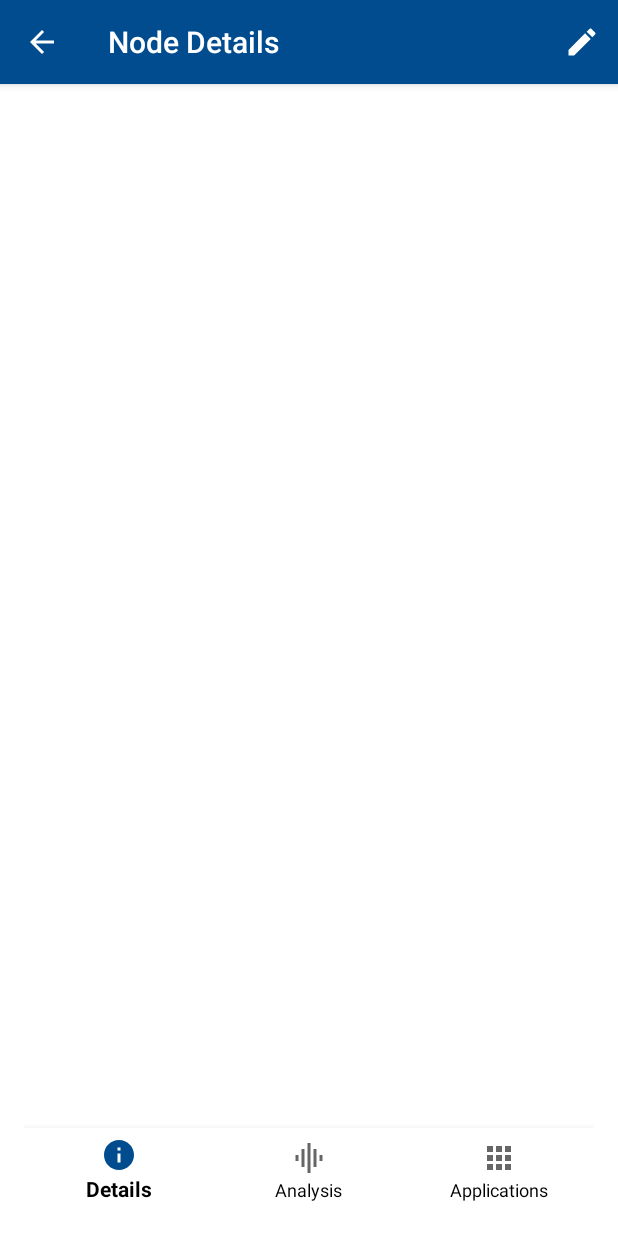
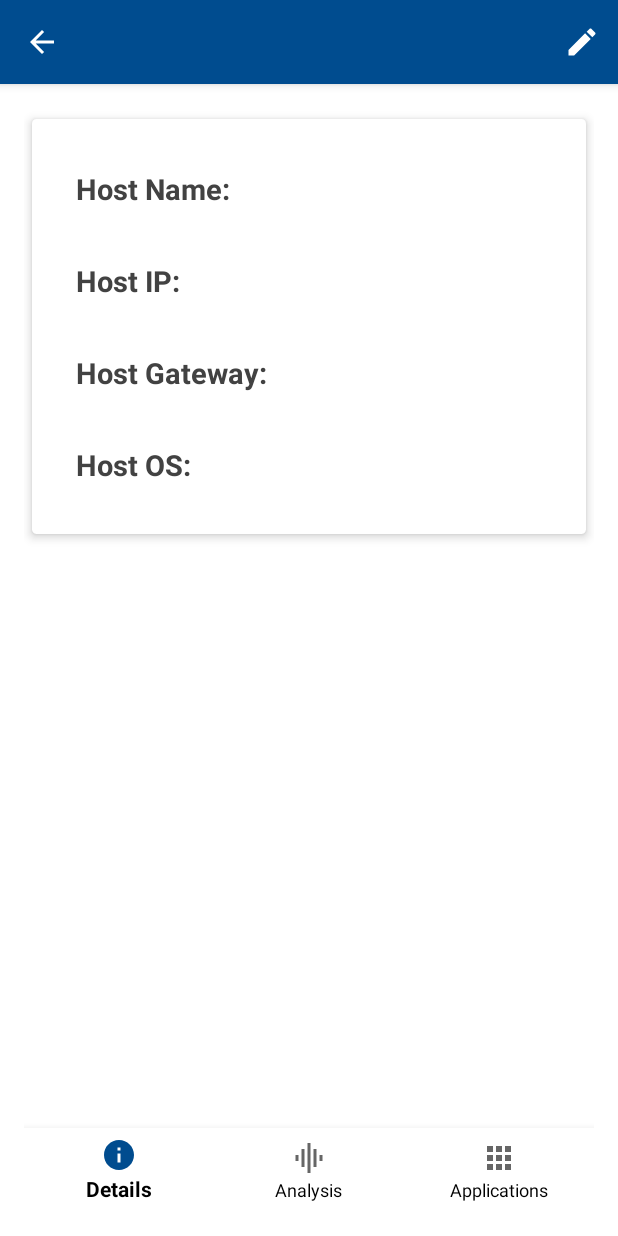
Before and after one commit to callmead/Android-CyVID, an Android app: the NodeDetail screen opened directly, with no data from a screen before it, on a phone screen of 412 x 824 dp. Run offline under Robolectric (Android 15) with nearby library versions, the phone set to English and light mode, and no system bars.

Commit message:
updated node fragment detail view

```diff
--- a/app/src/main/java/com/example/cyvid/AddApplication.java
+++ b/app/src/main/java/com/example/cyvid/AddApplication.java
@@ -2,11 +2,19 @@ package com.example.cyvid;
 
 import androidx.appcompat.app.AppCompatActivity;
 
+import android.content.Intent;
+import android.content.SharedPreferences;
 import android.os.AsyncTask;
 import android.os.Bundle;
+import android.util.Log;
 import android.view.View;
 import android.widget.Button;
 import android.widget.EditText;
+import android.widget.Toast;
+
+import java.lang.reflect.Array;
+import java.util.ArrayList;
+import java.util.List;
 
 public class AddApplication extends AppCompatActivity {
 
@@ -20,7 +28,7 @@ public class AddApplication extends AppCompatActivity {
         setContentView(R.layout.activity_add_application);
 
         appName = findViewById(R.id.et_application_name);
-        appName = findViewById(R.id.et_appVersion);
+        appVersion = findViewById(R.id.et_appVersion);
 
         btnCancel = findViewById(R.id.btnCancelApp);
         btnSave = findViewById(R.id.btn_saveApp);
@@ -42,10 +50,20 @@ public class AddApplication extends AppCompatActivity {
                     }
                 });
 
-                final String doc = "{\"AppName\":\"" + appName.getText().toString() + "\", \"AppVersion\": \""+ appVersion.getText().toString() +"\"}";
-//                new JsonTask().execute("http://70.120.225.91:5000/CyVID_functions/add/test_db/" + doc);
-//                finish();
+                final String doc = "{\"applications\":\"" + appName.getText().toString() + " " + appVersion.getText().toString() +"\"}";
 
+                SharedPreferences bb = getSharedPreferences("sharedPrefs", 0);
+
+                String id = bb.getString("id", "");
+
+                DataBase db = new DataBase();
+
+                String test = "http://70.120.225.91:5000/CyVID_functions/add/" + db.db + "/" + id + "/" + doc;
+                Log.i("AddApplications", test);
+                new JsonTask().execute("http://70.120.225.91:5000/CyVID_functions/add/" + db.db + "/" + id + "/" + doc);
+
+                Log.i("AddApplications", id);
+                finish();
             }
         });
     }
--- a/app/src/main/java/com/example/cyvid/AddNode.java
+++ b/app/src/main/java/com/example/cyvid/AddNode.java
@@ -59,9 +59,12 @@ public class AddNode extends AppCompatActivity {
                     }
                 });
 
+                DataBase db = new DataBase();
+
                 final String doc = "{\"HostName\":\"" + hostName.getText().toString() + "\", \"HostIP\": \""+ hostIP.getText().toString() +"\", \"HostGateway\": \""+ hostGateway.getText().toString() +"\", \"HostOS\": \""+ hostOS.getText().toString() +"\"}";
-                new JsonTask().execute("http://70.120.225.91:5000/CyVID_functions/add/test_db/" + doc);
+                new JsonTask().execute("http://70.120.225.91:5000/CyVID_functions/add/" + db.db + "/" + doc);
                 finish();
+
             }
         });
     }
--- /dev/null
+++ b/app/src/main/java/com/example/cyvid/DataBase.java
@@ -0,0 +1,6 @@
+package com.example.cyvid;
+
+public class DataBase {
+
+    public String db = "cyvid_nodes";
+}
--- a/app/src/main/java/com/example/cyvid/NodeDetail.java
+++ b/app/src/main/java/com/example/cyvid/NodeDetail.java
@@ -43,11 +43,10 @@ public class NodeDetail extends AppCompatActivity {
 
         // get data from intent
         Intent intent = getIntent();
-
-        // String nodeName = intent.getStringExtra("iTitle");
+        String name = intent.getStringExtra("hostName");
 
         assert actionBar != null;
-        actionBar.setTitle("Node Details");
+        actionBar.setTitle(name);
 
         actionBar.setDisplayHomeAsUpEnabled(true);
 
--- a/app/src/main/java/com/example/cyvid/NodesAdapter.java
+++ b/app/src/main/java/com/example/cyvid/NodesAdapter.java
@@ -2,6 +2,7 @@ package com.example.cyvid;
 
 import android.content.Context;
 import android.content.Intent;
+import android.content.SharedPreferences;
 import android.view.LayoutInflater;
 import android.view.View;
 import android.view.ViewGroup;
@@ -14,10 +15,13 @@ import com.example.cyvid.model.Node;
 
 import java.util.List;
 
+import static android.content.Context.MODE_PRIVATE;
+
 public class NodesAdapter extends RecyclerView.Adapter<NodesAdapter.ViewHolder>{
 
     Context context;
     List<Node> nodeList;
+
 
     public NodesAdapter(Context c, List<Node> nodeList) {
         this.context = c;
@@ -48,21 +52,31 @@ public class NodesAdapter extends RecyclerView.Adapter<NodesAdapter.ViewHolder>{
                 String hostGateway = nodeList.get(position).getHostGateway();
                 String hostOS = nodeList.get(position).getHostOS();
 
-                String id = nodeList.get(position).getId();
-                String rev = nodeList.get(position).getRev();
+                Intent intent = new Intent(context, NodeDetail.class);
 
-                Intent intent = new Intent(context, NodeDetail.class);
                 intent.putExtra("hostName", hostName);
                 intent.putExtra("hostIP", hostIP);
                 intent.putExtra("hostGateway", hostGateway);
                 intent.putExtra("hostOS", hostOS);
 
-                intent.putExtra("iID", id);
-                intent.putExtra("iRev", rev);
+                String id = nodeList.get(position).getId();
+                String rev = nodeList.get(position).getRev();
+                saveData(id, rev);
 
                 context.startActivity(intent);
             }
+
         });
+    }
+
+    private void saveData(String id, String rev) {
+        SharedPreferences prefs = context.getSharedPreferences("sharedPrefs", MODE_PRIVATE);
+        SharedPreferences.Editor edit = prefs.edit();
+
+        edit.putString("id", id);
+        edit.putString("rev", rev);
+
+        edit.apply();
     }
 
     @Override
--- a/app/src/main/java/com/example/cyvid/main_fragments/NodesFragment.java
+++ b/app/src/main/java/com/example/cyvid/main_fragments/NodesFragment.java
@@ -24,6 +24,7 @@ import com.android.volley.VolleyError;
 import com.android.volley.toolbox.JsonObjectRequest;
 import com.android.volley.toolbox.Volley;
 import com.example.cyvid.AddNode;
+import com.example.cyvid.DataBase;
 import com.example.cyvid.model.Node;
 import com.example.cyvid.NodesAdapter;
 import com.example.cyvid.R;
@@ -122,11 +123,12 @@ public class NodesFragment extends Fragment {
 
         requestQueue = Volley.newRequestQueue(Objects.requireNonNull(getContext()));
         parseJson();
-
     }
 
     private void parseJson() {
-        String url = "http://70.120.225.91:5000/CyVID_functions/query/test_db/" + "{\"_id\":\"14e87118e4004f75821c9d78d23e7710\"}";
+        DataBase db = new DataBase();
+
+        String url = "http://70.120.225.91:5000/CyVID_functions/query/" + db.db + "/{\"all\":\"docs\"}";
         JsonObjectRequest request = new JsonObjectRequest(Request.Method.GET, url, null,
                 new Response.Listener<JSONObject>() {
                     @Override
--- a/app/src/main/java/com/example/cyvid/node_fragments/NodeDetailFragment.java
+++ b/app/src/main/java/com/example/cyvid/node_fragments/NodeDetailFragment.java
@@ -112,6 +112,5 @@ public class NodeDetailFragment extends Fragment {
         tvHostIP.setText(hostIP);
         tvHostGateway.setText(hostGateway);
         tvHostOS.setText(hostOS);
-
     }
 }
--- a/app/src/main/res/layout/fragment_node_detail.xml
+++ b/app/src/main/res/layout/fragment_node_detail.xml
@@ -1,67 +1,139 @@
 <?xml version="1.0" encoding="utf-8"?>
 <RelativeLayout xmlns:android="http://schemas.android.com/apk/res/android"
+    xmlns:app="http://schemas.android.com/apk/res-auto"
     xmlns:tools="http://schemas.android.com/tools"
     android:layout_width="match_parent"
     android:layout_height="match_parent"
     tools:context=".node_fragments.NodeDetailFragment">
 
+    <androidx.cardview.widget.CardView
+
+        android:layout_width="match_parent"
+        android:layout_height="wrap_content"
+        android:id="@+id/cvNodeCard"
+        android:orientation="vertical"
+        android:layout_marginBottom="5dp"
+        android:padding="16dp"
+        app:cardCornerRadius="3dp"
+        app:cardElevation="4dp"
+        app:cardUseCompatPadding="true">
+
+        <RelativeLayout
+            android:layout_width="match_parent"
+            android:layout_height="wrap_content"
+            android:padding="16dp">
+
+            <TextView
+                android:id="@+id/tvNameTitle"
+                android:layout_width="wrap_content"
+                android:layout_height="wrap_content"
+                android:layout_alignParentStart="true"
+                android:layout_alignParentTop="true"
+                android:layout_marginStart="13dp"
+                android:layout_marginTop="17dp"
+                android:text="Host Name:"
+                android:textColor="@color/cardview_dark_background"
+                android:textSize="19sp"
+                android:textStyle="bold" />
+
             <TextView
                 android:id="@+id/tv_hostName"
-        android:layout_width="match_parent"
+                android:layout_width="wrap_content"
                 android:layout_height="wrap_content"
                 android:layout_alignParentTop="true"
-        android:layout_centerHorizontal="true"
-        android:layout_marginTop="30dp"
-        android:gravity="center_horizontal"
-        android:text="Host Name"
+                android:layout_alignParentStart="true"
+                android:layout_marginStart="180dp"
+                android:layout_marginTop="17dp"
+                android:textSize="19sp"
+                android:text="TestName"
                 android:textColor="@color/cardview_dark_background"
-        android:textSize="23sp"
-        android:textStyle="bold"
                 tools:ignore="PrivateResource" />
 
             <TextView
+                android:id="@+id/textView3"
+                android:layout_width="wrap_content"
+                android:layout_height="wrap_content"
+                android:layout_below="@+id/tvNameTitle"
+                android:layout_alignParentStart="true"
+                android:layout_marginStart="13dp"
+                android:layout_marginTop="35dp"
+                android:textColor="@color/cardview_dark_background"
+                android:textSize="19sp"
+                android:textStyle="bold"
+                android:text="Host IP:" />
+
+
+            <TextView
+                android:id="@+id/tv_hostIP"
+                android:layout_width="wrap_content"
+                android:layout_height="wrap_content"
+                android:layout_below="@+id/tv_hostName"
+                android:layout_alignParentStart="true"
+                android:layout_marginStart="180dp"
+                android:layout_marginTop="35dp"
+                android:textSize="19sp"
+                android:textColor="@color/cardview_dark_background"
+                android:text="Test IP"
+                tools:ignore="PrivateResource" />
+
+            <TextView
+                android:id="@+id/textView4"
+                android:layout_width="wrap_content"
+                android:layout_height="wrap_content"
+                android:layout_below="@+id/textView3"
+                android:layout_alignParentStart="true"
+                android:layout_marginStart="13dp"
+                android:layout_marginTop="35dp"
+                android:textColor="@color/cardview_dark_background"
+                android:textSize="19sp"
+                android:textStyle="bold"
+                android:text="Host Gateway:" />
+
+            <TextView
+                android:id="@+id/tv_hostGateway"
+                android:layout_width="wrap_content"
+                android:layout_height="wrap_content"
+                android:layout_below="@+id/tv_hostIP"
+                android:layout_alignParentStart="true"
+                android:layout_marginStart="180dp"
+                android:layout_marginTop="35dp"
+                android:textSize="19sp"
+                android:layout_toEndOf="@+id/textView4"
+                android:textColor="@color/cardview_dark_background"
+                android:text="Test Gateway"
+                tools:ignore="PrivateResource" />
+
+
+            <TextView
+                android:id="@+id/textView7"
+                android:layout_width="wrap_content"
+                android:layout_height="wrap_content"
+                android:layout_below="@+id/textView4"
+                android:layout_alignParentStart="true"
+                android:layout_marginStart="13dp"
+                android:layout_marginTop="35dp"
+                android:textColor="@color/cardview_dark_background"
+                android:textSize="19sp"
+                android:textStyle="bold"
+                android:text="Host OS:" />
+
+            <TextView
                 android:id="@+id/tv_hostOS"
-        android:layout_width="match_parent"
+                android:layout_width="wrap_content"
                 android:layout_height="wrap_content"
                 android:layout_below="@+id/tv_hostGateway"
                 android:layout_alignParentStart="true"
-        android:layout_marginStart="2dp"
-        android:layout_marginTop="30dp"
-        android:gravity="center_horizontal"
-        android:text="Host OS"
+                android:layout_marginStart="180dp"
+                android:layout_marginTop="35dp"
+                android:layout_marginBottom="17dp"
+                android:textSize="19sp"
                 android:textColor="@color/cardview_dark_background"
-        android:textSize="23sp"
-        android:textStyle="bold"
+                android:text="Test OS"
                 tools:ignore="PrivateResource" />
 
-    <TextView
-        android:id="@+id/tv_hostGateway"
-        android:layout_width="match_parent"
-        android:layout_height="wrap_content"
-        android:layout_below="@+id/tv_hostIP"
-        android:layout_alignParentStart="true"
-        android:layout_marginStart="-1dp"
-        android:layout_marginTop="30dp"
-        android:gravity="center_horizontal"
-        android:text="Host Gateway"
-        android:textColor="@color/cardview_dark_background"
-        android:textSize="23sp"
-        android:textStyle="bold"
-        tools:ignore="PrivateResource" />
-
-    <TextView
-        android:id="@+id/tv_hostIP"
-        android:layout_width="match_parent"
-        android:layout_height="wrap_content"
-        android:layout_below="@+id/tv_hostName"
-        android:layout_alignParentStart="true"
-        android:layout_marginStart="0dp"
-        android:layout_marginTop="30dp"
-        android:gravity="center_horizontal"
-        android:text="Host IP"
-        android:textColor="@color/cardview_dark_background"
-        android:textSize="23sp"
-        android:textStyle="bold"
-        tools:ignore="PrivateResource" />
 
         </RelativeLayout>
+
+    </androidx.cardview.widget.CardView>
+
+</RelativeLayout>
--- a/app/src/main/res/values/colors.xml
+++ b/app/src/main/res/values/colors.xml
@@ -1,7 +1,10 @@
 <?xml version="1.0" encoding="utf-8"?>
 <resources>
-    <color name="colorPrimary">#6200EE</color>
+    <color name="colorPrimary">#004C8F</color>
     <color name="colorPrimaryDark">#3700B3</color>
     <color name="colorAccent">#03DAC5</color>
     <color name="lightGray">#636363</color>
+    <color name="nodeDetailColor">#004C8F</color>
+    <color name="black">#373737</color>
+
 </resources>
--- a/app/src/main/res/values/styles.xml
+++ b/app/src/main/res/values/styles.xml
@@ -2,9 +2,9 @@
     <!-- Base application theme. -->
     <style name="AppTheme" parent="Theme.AppCompat.Light.DarkActionBar">
         <!-- Customize your theme here. -->
-        <item name="colorPrimary">#004C8F</item>
+        <item name="colorPrimary">@color/colorPrimary</item>
         <item name="colorPrimaryDark">@color/colorPrimaryDark</item>
-        <item name="colorAccent">#004C8F</item>
+        <item name="colorAccent">#148BF4</item>
     </style>
 
 </resources>
```
Lines whose indentation alone changed are shown as unchanged.
